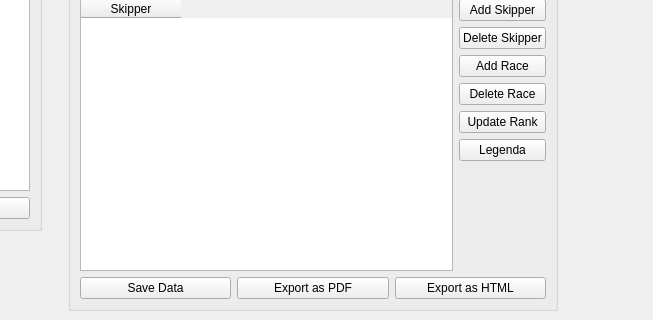
The window that classifiche/main_win.ui (BackupTheBerlios/sailforlinux-svn) describes before a commit, drawn with Qt 5; both pictures show x 247 to 900 and y 386 to 706 of the 900 by 706 pixel window.
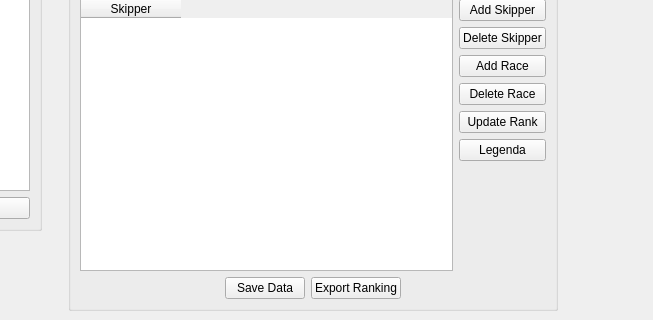
The same window after the commit.

Patch:
```diff
--- a/classifiche/main_win.ui
+++ b/classifiche/main_win.ui
@@ -395,6 +395,19 @@
             <property name="spacing" >
              <number>6</number>
             </property>
+            <item>
+             <spacer>
+              <property name="orientation" >
+               <enum>Qt::Horizontal</enum>
+              </property>
+              <property name="sizeHint" >
+               <size>
+                <width>40</width>
+                <height>20</height>
+               </size>
+              </property>
+             </spacer>
+            </item>
             <item>
              <widget class="QPushButton" name="B_SaveData" >
               <property name="text" >
@@ -405,16 +418,22 @@
             <item>
              <widget class="QPushButton" name="B_ExportPDF" >
               <property name="text" >
-               <string>Export as PDF</string>
+               <string>Export Ranking</string>
               </property>
              </widget>
             </item>
             <item>
-             <widget class="QPushButton" name="B_ExportHTML" >
-              <property name="text" >
-               <string>Export as HTML</string>
+             <spacer>
+              <property name="orientation" >
+               <enum>Qt::Horizontal</enum>
               </property>
-             </widget>
+              <property name="sizeHint" >
+               <size>
+                <width>40</width>
+                <height>20</height>
+               </size>
+              </property>
+             </spacer>
             </item>
            </layout>
           </item>
```
